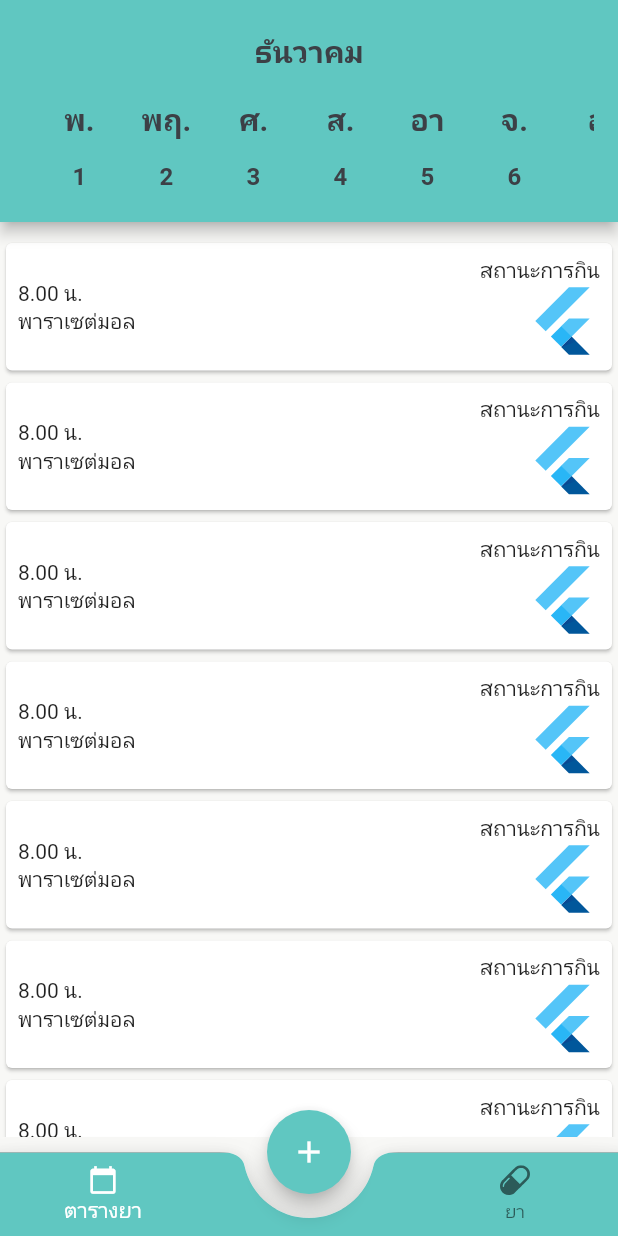
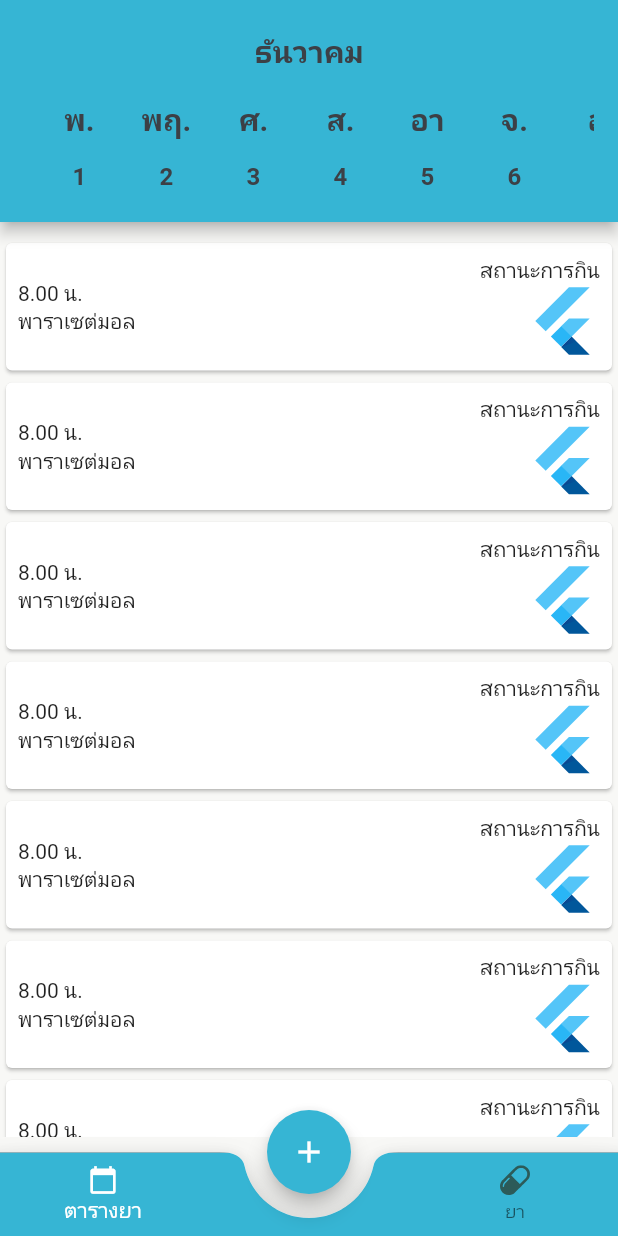
Before and after one commit to suprakron/pillreminder, a Flutter app: the screen it shows after launch, on a phone screen of 412 x 824 dp. Run offline on Flutter 3.47's test engine with Material 2 defaults, Android fonts, the phone set to English and light mode, and no system bars; our stand-ins replace flutter_svg.

Commit message:
[COLOUR] chacnge color primary

```diff
--- a/lib/constants.dart
+++ b/lib/constants.dart
@@ -1,7 +1,7 @@
 import 'package:flutter/material.dart';
 
 // Colors that we use in our app
-const kPrimaryColor = Color(0xFF60C7C1);
+const kPrimaryColor = Color.fromARGB(255, 54, 181, 212);
 const kSecondaryColor = Color(0xFFFFFFFF);
 const kTextColor = Color(0xFF3C4046);
 const kBackgroundColor = Color(0xFFF8F8F6);
```
